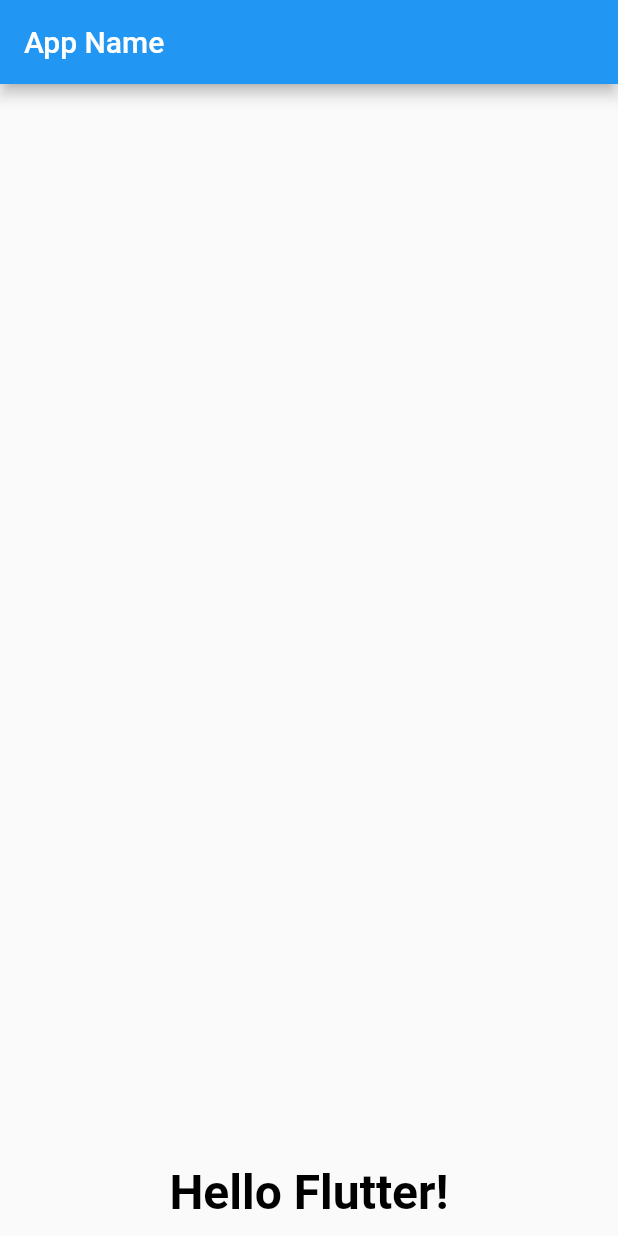
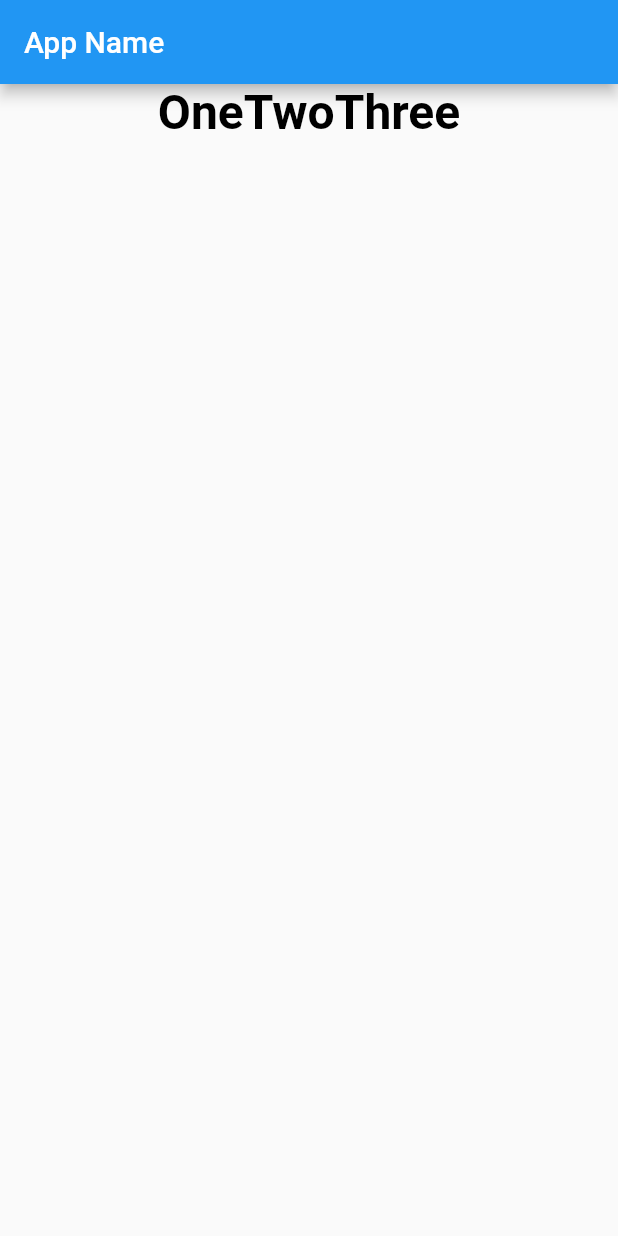
Before and after one commit to uni51/flutter_tsuyano_app_01, a Flutter app: the screen it shows after launch, on a phone screen of 412 x 824 dp. Run offline on Flutter 3.47's test engine with Material 2 defaults, Android fonts, the phone set to English and light mode, and no system bars.

Commit message:
2-4. 複数ウィジェットの配置

```diff
--- a/lib/main.dart
+++ b/lib/main.dart
@@ -34,17 +34,33 @@ class _MyHomePageState extends State<MyHomePage> {
         title: Text('App Name'),
       ),
       body:
-      Container(
-        child:
-        Text(
-          "Hello Flutter!",
-          style: TextStyle(fontSize:32.0,
-              color: const Color(0xff000000),
-              fontWeight: FontWeight.w700,
-              fontFamily: "Roboto"),
-        ),
-        padding: const EdgeInsets.all(10.0),
-        alignment: Alignment.bottomCenter,
+      Row(
+          mainAxisAlignment: MainAxisAlignment.center,
+          mainAxisSize: MainAxisSize.max,
+          crossAxisAlignment: CrossAxisAlignment.center,
+          children: const <Widget>[
+            Text(
+              "One",
+              style: TextStyle(fontSize:32.0,
+                  color: Color(0xff000000),
+                  fontWeight: FontWeight.w700,
+                  fontFamily: "Roboto"),
+            ),
+            Text(
+              "Two",
+              style: TextStyle(fontSize:32.0,
+                  color: Color(0xff000000),
+                  fontWeight: FontWeight.w700,
+                  fontFamily: "Roboto"),
+            ),
+            Text(
+              "Three",
+              style: TextStyle(fontSize:32.0,
+                  color: Color(0xff000000),
+                  fontWeight: FontWeight.w700,
+                  fontFamily: "Roboto"),
+            )
+          ]
       ),
     );
   }
```
